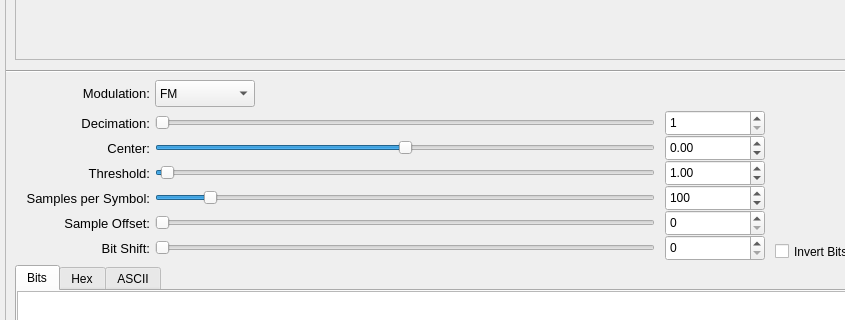
Above: UI/demod.ui from Spencerx/FISSURE before the change; both pictures show x 0 to 845 and y 410 to 730 of the 1100 by 920 pixel window. Below: the same form after it.
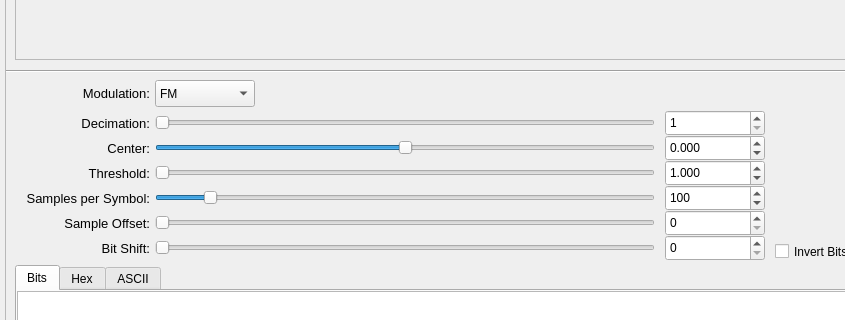
That is the form after the change.

Diff of the .ui file:
```diff
--- a/UI/demod.ui
+++ b/UI/demod.ui
@@ -478,7 +478,7 @@
      </rect>
     </property>
     <property name="maximum">
-     <number>10000</number>
+     <number>100000</number>
     </property>
     <property name="pageStep">
      <number>1</number>
@@ -521,11 +521,14 @@
       <height>26</height>
      </rect>
     </property>
+    <property name="decimals">
+     <number>3</number>
+    </property>
     <property name="minimum">
-     <double>-100.000000000000000</double>
+     <double>-1000.000000000000000</double>
     </property>
     <property name="maximum">
-     <double>100.000000000000000</double>
+     <double>1000.000000000000000</double>
     </property>
     <property name="singleStep">
      <double>0.010000000000000</double>
@@ -540,6 +543,9 @@
       <height>26</height>
      </rect>
     </property>
+    <property name="decimals">
+     <number>3</number>
+    </property>
     <property name="maximum">
      <double>100.000000000000000</double>
     </property>
```
Left out of the diff: 12 changed lines with no effect on the pictures.
